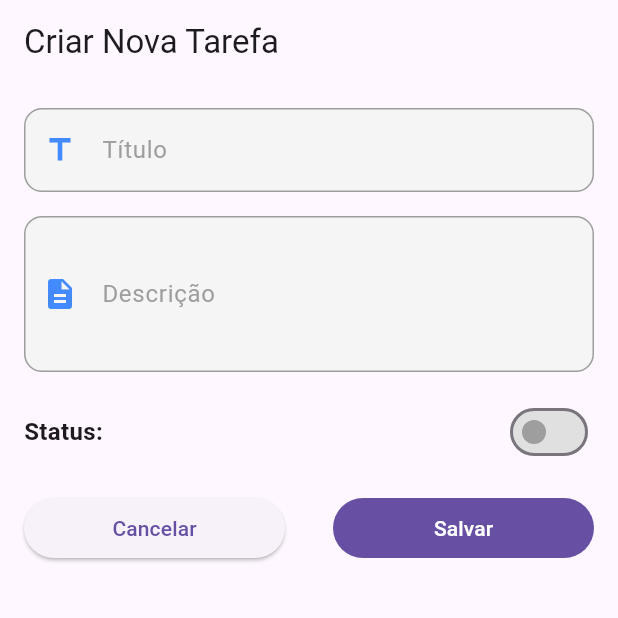
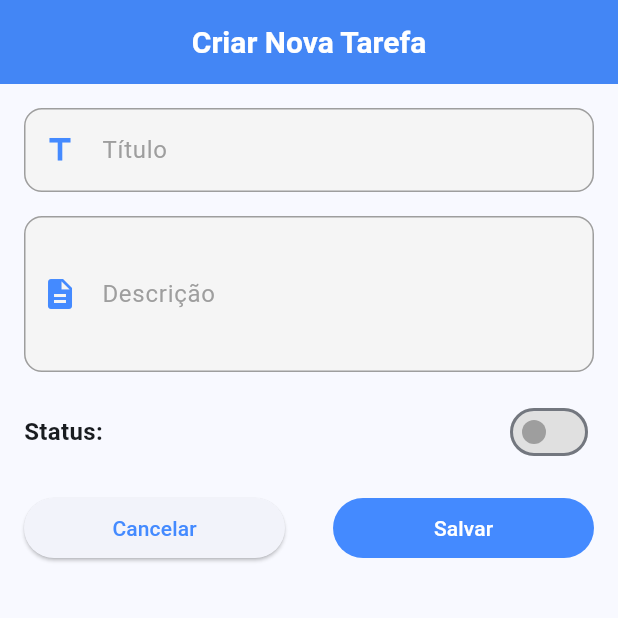
Before and after one commit to leandrorochaadm/gerenciador_tarefas, a Flutter app: the screen it shows after launch, after a tap on the "add" icon, on a phone screen of 412 x 824 dp, the top half of it. Run offline on Flutter 3.47's test engine with Material 3 defaults, Android fonts, the phone set to English and light mode, and no system bars; our stand-ins replace get_it, shared_preferences.

Commit message:
adjust style TodoPage

```diff
--- a/lib/domain/entities/todo_item.dart
+++ b/lib/domain/entities/todo_item.dart
@@ -23,4 +23,18 @@ class TodoItemEntity {
       isDone: todoItemModel.isDone,
     );
   }
+
+  TodoItemEntity copyWith({
+    int? id,
+    String? title,
+    String? description,
+    bool? isDone,
+  }) {
+    return TodoItemEntity(
+      id: id ?? this.id,
+      title: title ?? this.title,
+      description: description ?? this.description,
+      isDone: isDone ?? this.isDone,
+    );
+  }
 }
--- a/lib/main.dart
+++ b/lib/main.dart
@@ -17,6 +17,7 @@ class MainApp extends StatelessWidget {
   Widget build(BuildContext context) {
     return MaterialApp(
       debugShowCheckedModeBanner: false,
+      theme: ThemeData(colorSchemeSeed: Colors.blue, useMaterial3: true),
       home: TodoPage(controller: getIt<TodoController>()),
     );
   }
--- a/lib/presentation/pages/create_or_edit_todo_page.dart
+++ b/lib/presentation/pages/create_or_edit_todo_page.dart
@@ -17,7 +17,16 @@ class CreateOrEditTodoPage extends StatelessWidget {
   @override
   Widget build(BuildContext context) {
     return Scaffold(
-      appBar: AppBar(title: Text(controller.appBarTitle)),
+      appBar: AppBar(
+        title: Text(
+          controller.appBarTitle,
+          style: const TextStyle(
+              fontWeight: FontWeight.bold, fontSize: 20, color: Colors.white),
+        ),
+        centerTitle: true,
+        elevation: 4,
+        backgroundColor: Colors.blueAccent,
+      ),
       body: Padding(
         padding: const EdgeInsets.all(16.0),
         child: ValueListenableBuilder<TodoFormState>(
@@ -120,8 +129,8 @@ class CreateOrEditTodoPage extends StatelessWidget {
                     Switch.adaptive(
                       value: formState.isDone,
                       onChanged: controller.toggleIsDone,
-                      activeColor: Colors.green,
-                      activeTrackColor: Colors.greenAccent,
+                      activeColor: Colors.blue,
+                      activeTrackColor: Colors.blueAccent,
                       inactiveThumbColor: Colors.grey,
                       inactiveTrackColor: Colors.grey[300],
                     ),
@@ -133,8 +142,11 @@ class CreateOrEditTodoPage extends StatelessWidget {
                   children: [
                     Expanded(
                       child: ElevatedButton(
+                        style: FilledButton.styleFrom(
+                          foregroundColor: Colors.blueAccent,
+                        ),
                         onPressed: () async {
-                          navigateToCreateOrEditTodoPage(context);
+                          navigateToTodoPage(context);
                         },
                         child: const Text('Cancelar'),
                       ),
@@ -142,10 +154,13 @@ class CreateOrEditTodoPage extends StatelessWidget {
                     const SizedBox(width: 32),
                     Expanded(
                       child: FilledButton(
+                        style: FilledButton.styleFrom(
+                          backgroundColor: Colors.blueAccent,
+                        ),
                         onPressed: () async {
                           await controller.submit();
                           if (controller.isFormValid) {
-                            navigateToCreateOrEditTodoPage(context);
+                            navigateToTodoPage(context);
                           } else {
                             ScaffoldMessenger.of(context).showSnackBar(
                               SnackBar(
@@ -169,7 +184,7 @@ class CreateOrEditTodoPage extends StatelessWidget {
   }
 }
 
-Future<void> navigateToCreateOrEditTodoPage(BuildContext context) async {
+Future<void> navigateToTodoPage(BuildContext context) async {
   await Navigator.of(context).pushReplacement(
     PageRouteBuilder(
       pageBuilder: (context, animation, secondaryAnimation) {
```
Also changed, not shown: lib/presentation/controllers/todo_controller.dart (+23 -2 lines), lib/presentation/pages/todo_page.dart (+136 -27 lines).
